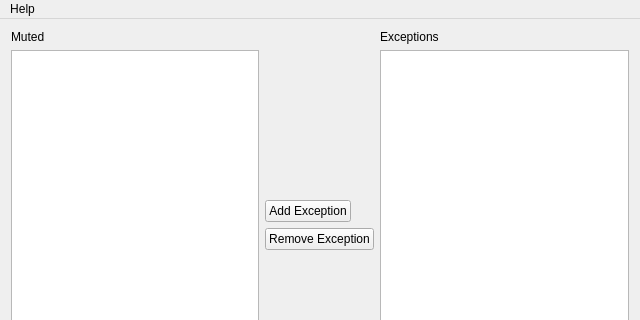
The window that src/MainWindow.ui (Chainsawkitten/MuteExceptions) describes before a commit, drawn with Qt 5; both pictures show x 0 to 640 and y 0 to 320 of the 640 by 480 pixel window.
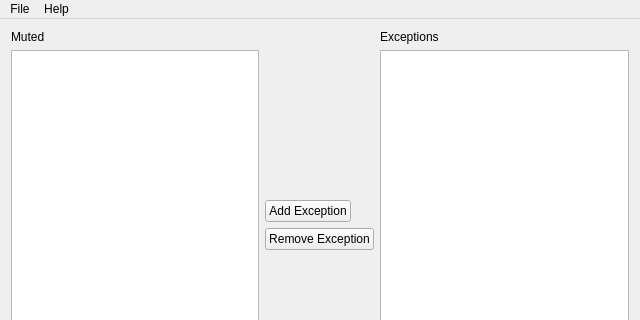
The same window after the commit. Icons and pictures are not drawn.

Patch:
```diff
--- a/src/MainWindow.ui
+++ b/src/MainWindow.ui
@@ -96,6 +96,13 @@
     </property>
     <addaction name="actionAbout"/>
    </widget>
+   <widget class="QMenu" name="menuFile">
+    <property name="title">
+     <string>File</string>
+    </property>
+    <addaction name="actionQuit"/>
+   </widget>
+   <addaction name="menuFile"/>
    <addaction name="menuHelp"/>
   </widget>
   <action name="actionAbout">
```
Left out of the diff: 31 changed lines with no effect on the pictures.
